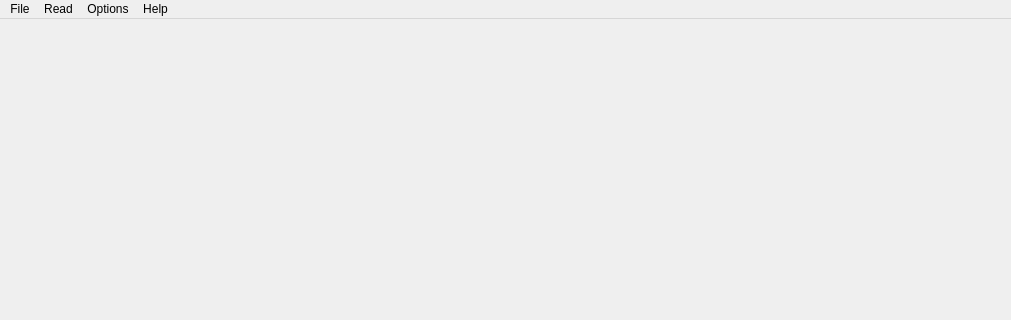
This is presentation/mainwindow.ui in CedricDada/Comic-Book-Reader as Qt 5 draws it before an edit; both pictures show x 0 to 1011 and y 0 to 320 of the 1011 by 667 pixel window. The edited form follows.
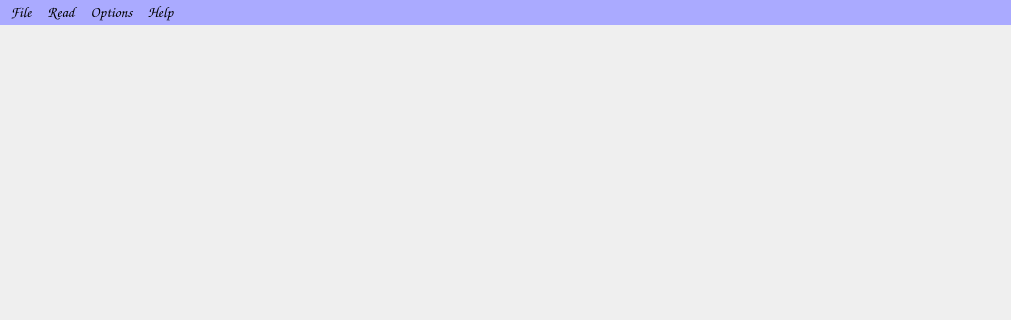
This is the edited form. Icons and pictures are not drawn.

Patch:
```diff
--- a/presentation/mainwindow.ui
+++ b/presentation/mainwindow.ui
@@ -10,6 +10,22 @@
     <height>667</height>
    </rect>
   </property>
+  <property name="font">
+   <font>
+    <family>Comic Sans MS</family>
+    <pointsize>11</pointsize>
+    <italic>false</italic>
+    <underline>false</underline>
+    <strikeout>false</strikeout>
+    <kerning>true</kerning>
+   </font>
+  </property>
+  <property name="cursor">
+   <cursorShape>ArrowCursor</cursorShape>
+  </property>
+  <property name="mouseTracking">
+   <bool>true</bool>
+  </property>
   <property name="windowTitle">
    <string>MainWindow</string>
   </property>
@@ -20,9 +36,20 @@
      <x>0</x>
      <y>0</y>
      <width>1011</width>
-     <height>26</height>
+     <height>23</height>
     </rect>
    </property>
+   <property name="layoutDirection">
+    <enum>Qt::LeftToRight</enum>
+   </property>
+   <property name="autoFillBackground">
+    <bool>false</bool>
+   </property>
+   <property name="styleSheet">
+    <string notr="true">font: 9pt &quot;Comic Sans MS&quot;;
+background-color: rgb(170, 170, 255);
+font: 9pt &quot;Comic Sans MS&quot;;</string>
+   </property>
    <widget class="QMenu" name="menuFile">
     <property name="title">
      <string>File</string>
```
Left out of the diff: 4 changed lines with no effect on the pictures.
